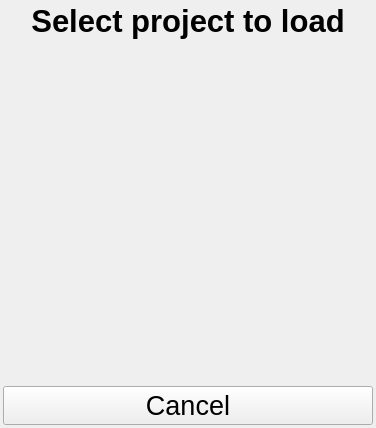
Old version of the form src/ui_listmodules.ui in the repository NathanW2/qmap.
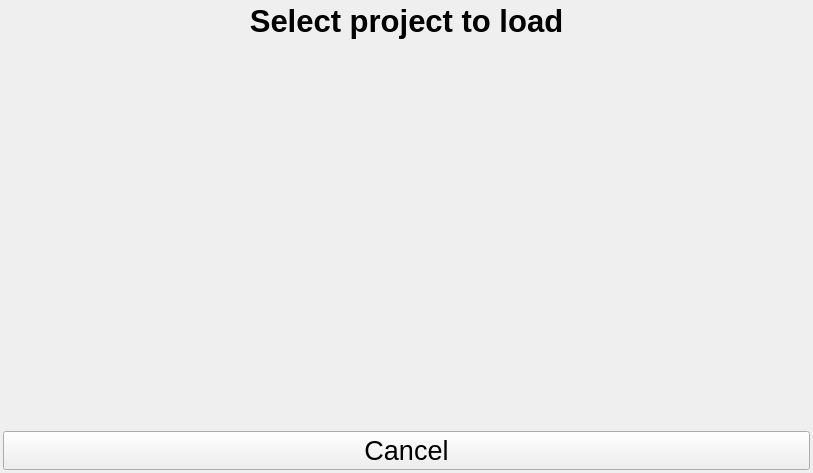
New version of the form.

```diff
--- a/src/ui_listmodules.ui
+++ b/src/ui_listmodules.ui
@@ -9,8 +9,8 @@
    <rect>
     <x>0</x>
     <y>0</y>
-    <width>376</width>
-    <height>428</height>
+    <width>813</width>
+    <height>473</height>
    </rect>
   </property>
   <property name="windowTitle">
@@ -34,6 +34,8 @@
      <property name="font">
       <font>
        <pointsize>14</pointsize>
+       <weight>75</weight>
+       <bold>true</bold>
       </font>
      </property>
      <property name="styleSheet">
@@ -51,8 +53,29 @@
      <property name="showDropIndicator" stdset="0">
       <bool>false</bool>
      </property>
+     <property name="alternatingRowColors">
+      <bool>false</bool>
+     </property>
+     <property name="iconSize">
+      <size>
+       <width>200</width>
+       <height>200</height>
+      </size>
+     </property>
+     <property name="textElideMode">
+      <enum>Qt::ElideRight</enum>
+     </property>
+     <property name="verticalScrollMode">
+      <enum>QAbstractItemView::ScrollPerItem</enum>
+     </property>
+     <property name="movement">
+      <enum>QListView::Static</enum>
+     </property>
+     <property name="flow">
+      <enum>QListView::LeftToRight</enum>
+     </property>
      <property name="isWrapping" stdset="0">
-      <bool>false</bool>
+      <bool>true</bool>
      </property>
      <property name="resizeMode">
       <enum>QListView::Adjust</enum>
@@ -61,7 +84,22 @@
       <enum>QListView::SinglePass</enum>
      </property>
      <property name="spacing">
-      <number>3</number>
+      <number>0</number>
+     </property>
+     <property name="gridSize">
+      <size>
+       <width>250</width>
+       <height>250</height>
+      </size>
+     </property>
+     <property name="viewMode">
+      <enum>QListView::IconMode</enum>
+     </property>
+     <property name="uniformItemSizes">
+      <bool>false</bool>
+     </property>
+     <property name="batchSize">
+      <number>39</number>
      </property>
      <property name="wordWrap">
       <bool>true</bool>
```
Left out of the diff: 2 changed lines with no effect on the pictures.
